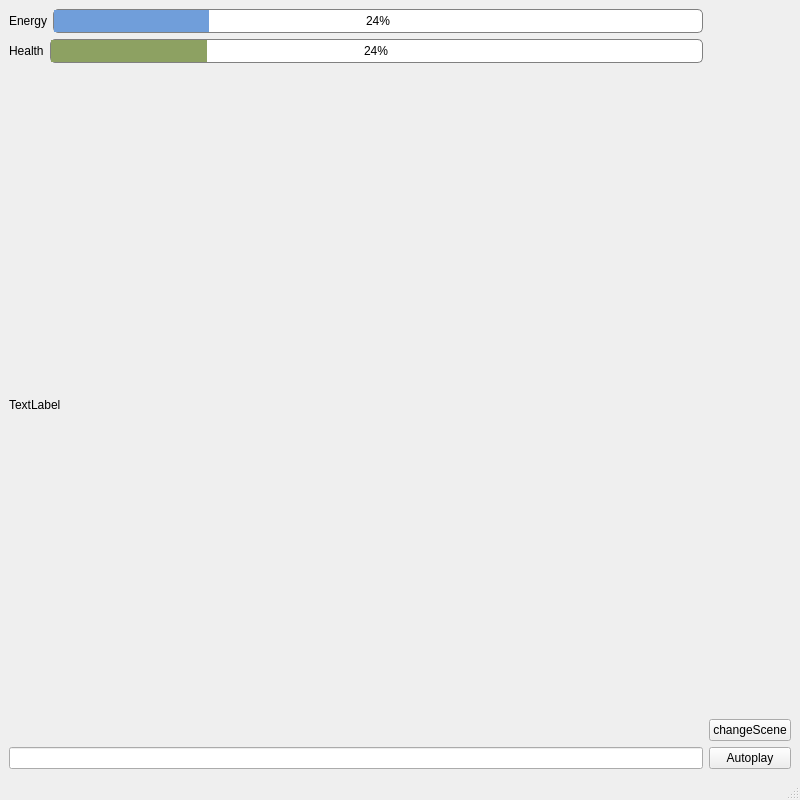
Qt form final/mainwindow.ui (rickycaron/2020.12.MediaProcessing_MazeGame) before a commit.
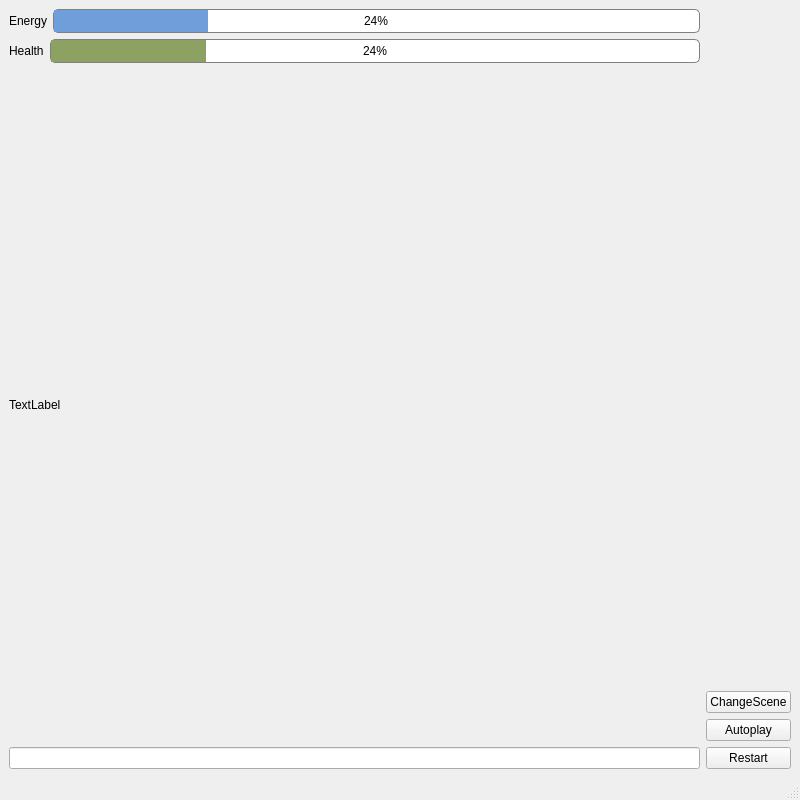
The same form after that commit.

What changed in the file:
```diff
--- a/final/mainwindow.ui
+++ b/final/mainwindow.ui
@@ -113,7 +113,7 @@
          </sizepolicy>
         </property>
         <property name="text">
-         <string>changeScene</string>
+         <string>ChangeScene</string>
         </property>
        </widget>
       </item>
@@ -124,6 +124,13 @@
         </property>
        </widget>
       </item>
+      <item>
+       <widget class="QPushButton" name="restartButton">
+        <property name="text">
+         <string>Restart</string>
+        </property>
+       </widget>
+      </item>
      </layout>
     </item>
    </layout>
```
